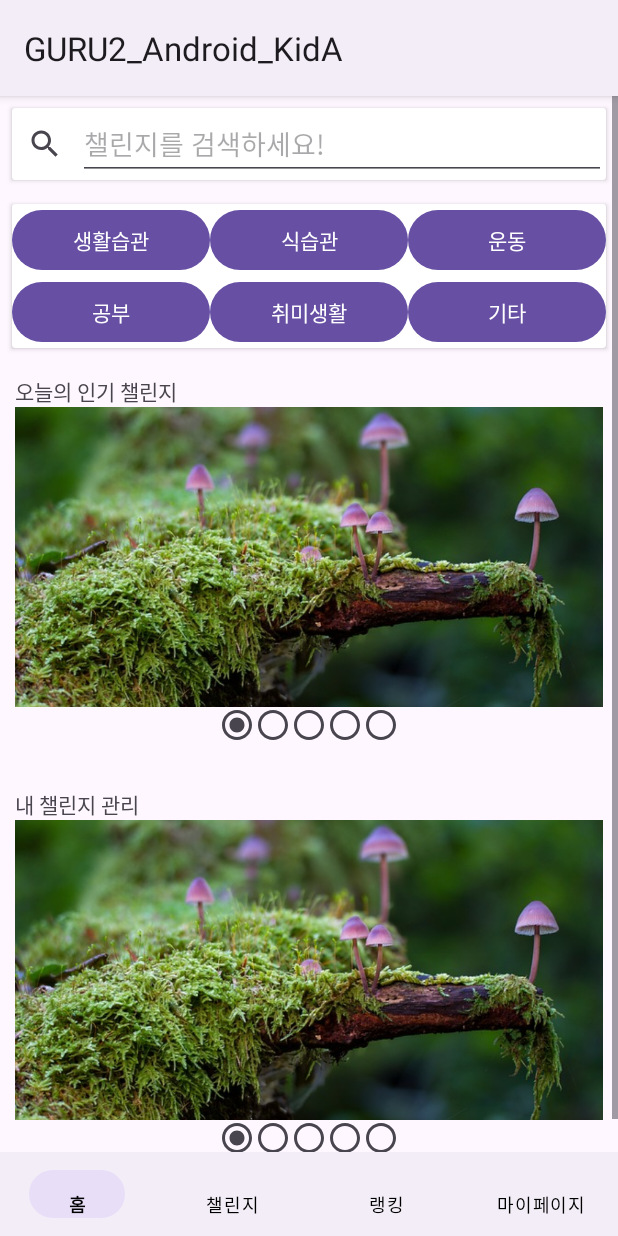
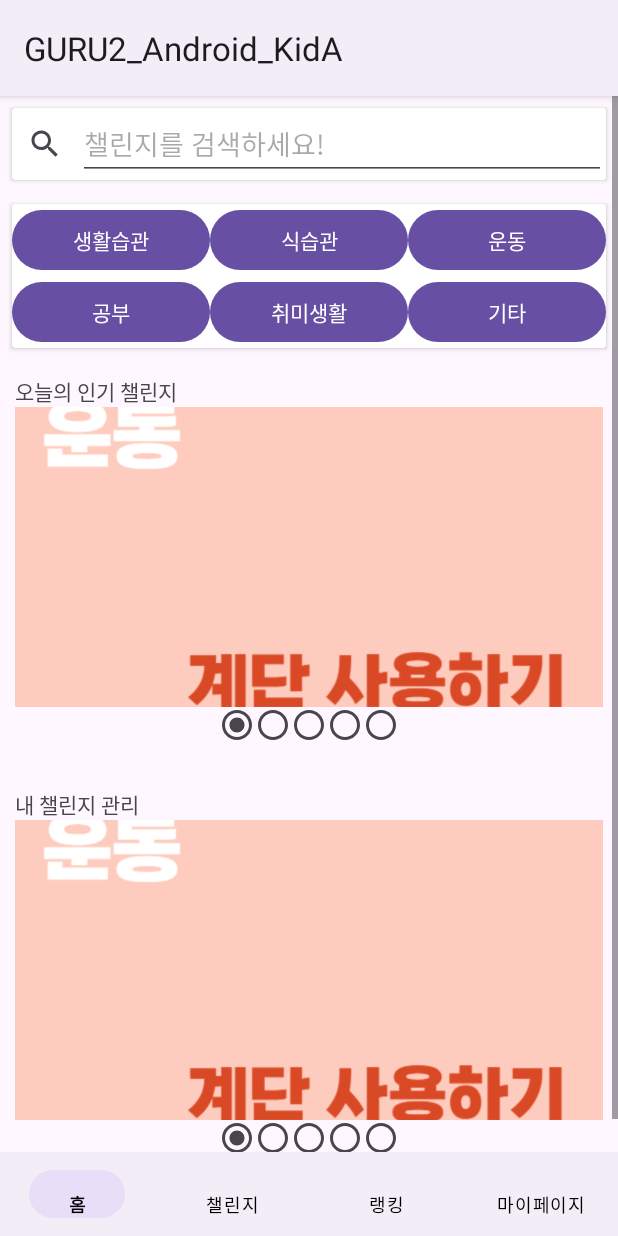
Before and after one commit to NKyeong/GURU2_Android_KidA, an Android app: the fragment ChallengeFragment placed in its activity, on a phone screen of 412 x 824 dp. Run offline under Robolectric (Android 15) with nearby library versions, the phone set to English and light mode, and no system bars.

Commit message:
자잘한 수정

```diff
--- a/app/src/main/java/com/example/guru2_android_kida/Challenge/ChallengeAdapter.kt
+++ b/app/src/main/java/com/example/guru2_android_kida/Challenge/ChallengeAdapter.kt
@@ -8,8 +8,6 @@ import android.widget.Button
 import android.widget.ImageView
 import android.widget.TextView
 import androidx.recyclerview.widget.RecyclerView
-//import com.bumptech.glide.Glide
-import com.example.guru2_android_kida.Challenge.ChallengeList
 import com.example.guru2_android_kida.R
 
 interface ChallengeItemClickListener {
@@ -62,7 +60,7 @@ class ChallengeAdapter(private val clickListener: ChallengeItemClickListener) :
             // ViewHolder에 있는 TextView에 챌린지 제목과 설명을 설정
             itemView.findViewById<TextView>(R.id.text_challenge_title).text = challenge.challengeName
             itemView.findViewById<TextView>(R.id.text_challenge_description).text = challenge.challengeDescription
-            itemView.findViewById<ImageView>(R.id.image_challenge).setImageResource(challenge.imageResourceId)
+            //itemView.findViewById<ImageView>(R.id.image_challenge).setImageResource(challenge.imageResourceId)
 
             /*
             // 이미지 설정
--- a/app/src/main/java/com/example/guru2_android_kida/imageSliderAdapter.kt
+++ b/app/src/main/java/com/example/guru2_android_kida/imageSliderAdapter.kt
@@ -9,11 +9,11 @@ import androidx.recyclerview.widget.RecyclerView
 class ImageSliderAdapter : RecyclerView.Adapter<ImageSliderAdapter.ImageSliderViewHolder>() {
 
     private val images = intArrayOf(
-        R.drawable.image1,
-        R.drawable.image2,
-        R.drawable.image3,
-        R.drawable.image4,
-        R.drawable.image5
+        R.drawable.exercise_stairs,
+        R.drawable.study_coding,
+        R.drawable.life_diary,
+        R.drawable.food_fasting,
+        R.drawable.hobby_croquis
     )
 
     override fun onCreateViewHolder(parent: ViewGroup, viewType: Int): ImageSliderViewHolder {
--- a/app/src/main/res/layout/activity_challenge_explaination.xml
+++ b/app/src/main/res/layout/activity_challenge_explaination.xml
@@ -28,7 +28,7 @@
             android:adjustViewBounds="true"
             android:padding="16dp"
             android:scaleType="centerCrop"
-            android:src="@drawable/image2" />
+            android:src="@drawable/image5" />
 
         <!-- 챌린지 설명 -->
         <TextView
```
